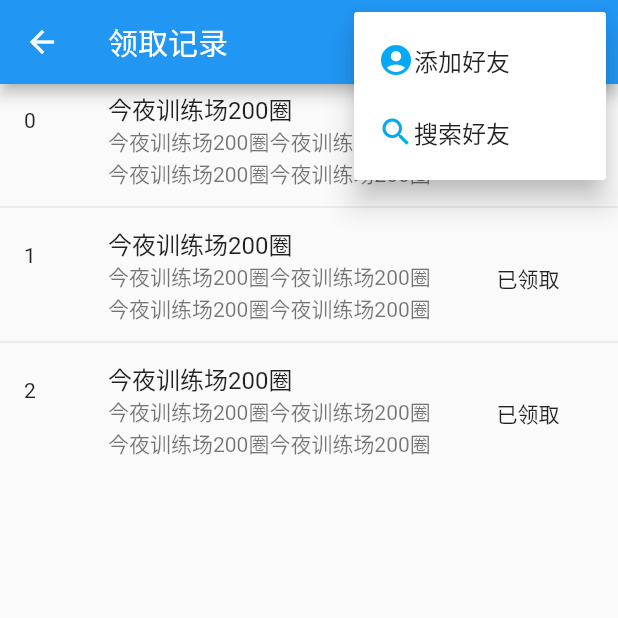
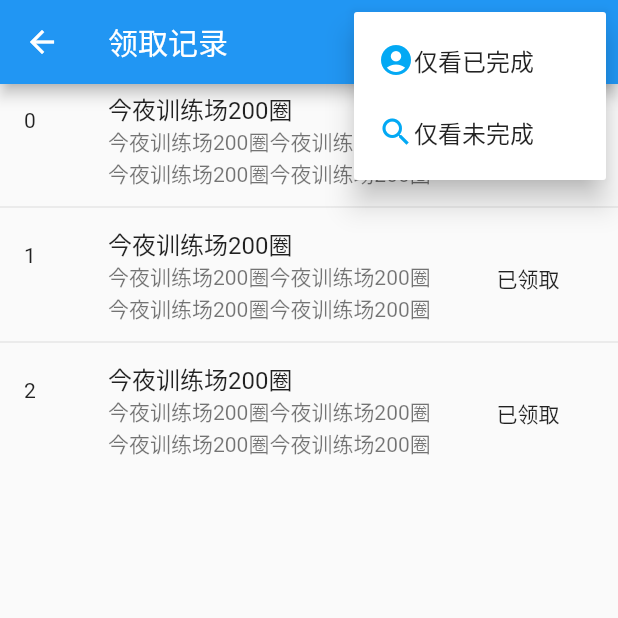
Before and after one commit to Linsugar/familytest, a Flutter app: the GetManger screen opened directly, after a tap on the "more vert" icon, on a phone screen of 412 x 824 dp, the top half of it. Run offline on Flutter 3.47's test engine with Material 2 defaults, Android fonts, the light colour scheme and no system bars; our stand-ins replace dio, fluro, flutter_swiper, fluttertoast, image_picker, rive; network calls fail; statements that could not run were skipped.

```diff
--- a/lib/pages/mine/childcpns/taskcpn.dart
+++ b/lib/pages/mine/childcpns/taskcpn.dart
@@ -109,11 +109,11 @@ class Popuitemwidget extends StatelessWidget {
         itemBuilder:(BuildContext context) => <PopupMenuItem<String>>[
           PopupMenuItem<String>(
               value: '选项一的值',
-              child: Row(mainAxisSize: MainAxisSize.min,children: [Icon(Icons.account_circle,color: Colors.lightBlue,),Text("添加好友")],)
+              child: Row(mainAxisSize: MainAxisSize.min,children: [Icon(Icons.account_circle,color: Colors.lightBlue,),Text("仅看已完成")],)
           ),
           PopupMenuItem<String>(
               value: '选项二的值',
-              child: Row(mainAxisSize: MainAxisSize.min,children: [Icon(Icons.search,color: Colors.lightBlue,),Text("搜索好友")],)
+              child: Row(mainAxisSize: MainAxisSize.min,children: [Icon(Icons.search,color: Colors.lightBlue,),Text("仅看未完成")],)
 
           )
         ]
@@ -142,6 +142,8 @@ class _FuturwigetState extends State<Futurwiget> {
 
   @override
   Widget build(BuildContext context) {
+
+
     return FutureBuilder(
       future: widget.data,
       builder: (BuildContext context, AsyncSnapshot snapshot) {
@@ -153,15 +155,23 @@ class _FuturwigetState extends State<Futurwiget> {
         if (snapshot.connectionState == ConnectionState.done) {
           print("当前状态：${snapshot.data}");
           if(snapshot.hasData){
-            return ListView.separated(itemBuilder: (context,index){
-              return ListTile(
-                leading: Text("${index}"),title: Text("今夜训练场200圈"),
-                subtitle: Text("今夜训练场200圈"*4),
-                trailing: MaterialButton(child: Text(this.widget.dataStutes==1?'领取':this.widget.dataStutes==2?'已领取':'已完成'),onPressed: (){},),
+            return ListView.separated( itemCount:snapshot.data.length,itemBuilder: (context,index){
+              return GestureDetector(
+                onTap: (){
+
+                },
+                child: Dismissible(
+                  key: ValueKey(index),
+                  child: ListTile(
+                    leading: Text("${index}"),title: Text("今夜训练场200圈"),
+                    subtitle: Text("今夜训练场200圈"*4),
+                    trailing: MaterialButton(child: Text(this.widget.dataStutes==1?'领取':this.widget.dataStutes==2?'已领取':'已完成'),onPressed: (){},),
+                  ),
+                ),
               );
             }, separatorBuilder: (context,index){
               return Divider();
-            }, itemCount:snapshot.data.length);
+            });
           }
           else{
             return Text("Error:1");
```
Also changed, not shown: lib/pages/mine/childcpns/cremracpn.dart (added, +34 -0 lines), lib/pages/mine/myui.dart (+6 -1 lines), lib/until/CreamUntil.dart (added, +24 -0 lines), pubspec.yaml (+5 -4 lines), pubspec.lock, 9 other files.
